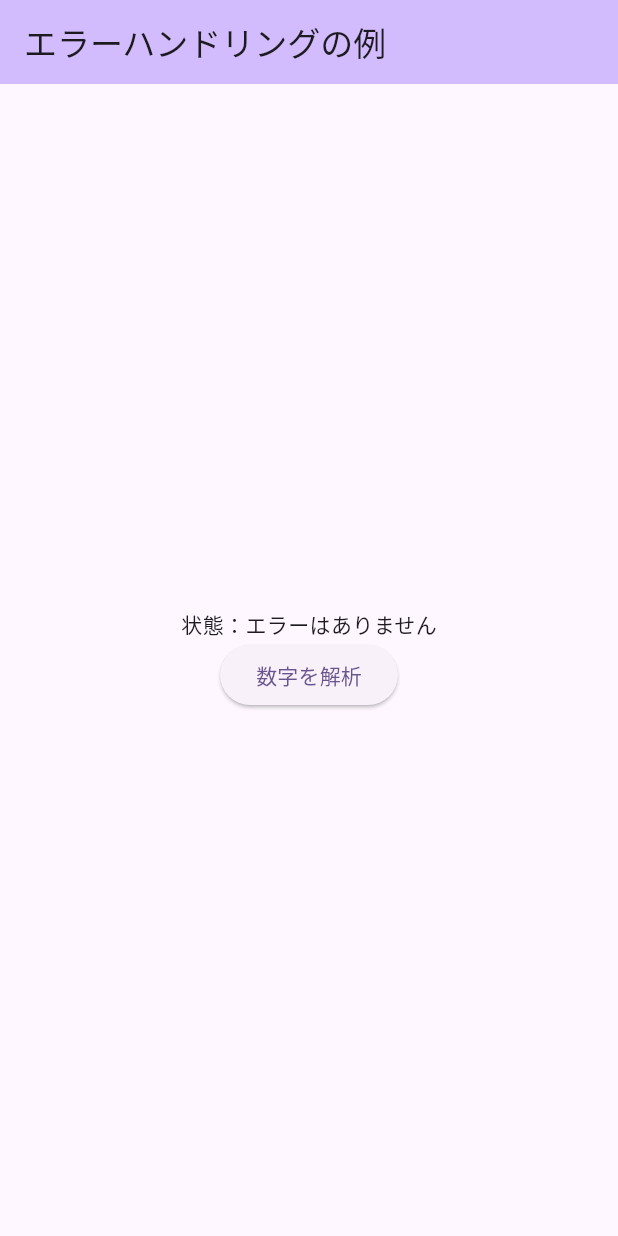
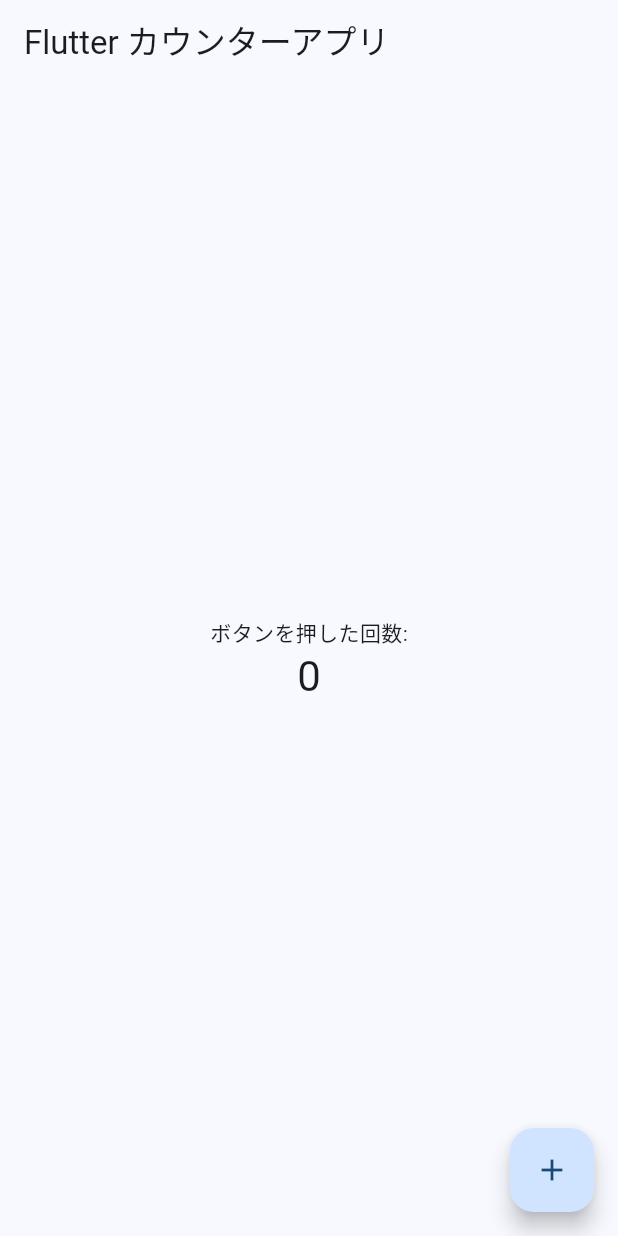
Before and after one commit to Soma2367/grammar_flutter, a Flutter app: the screen it shows after launch, on a phone screen of 412 x 824 dp. Run offline on Flutter 3.47's test engine with Material 3 defaults, Android fonts, the phone set to English and light mode, and no system bars.

Commit message:
default_screen

```diff
--- a/lib/main.dart
+++ b/lib/main.dart
@@ -7,69 +7,60 @@
 class MyApp extends StatelessWidget {
   const MyApp({super.key});
 
-  // This widget is the root of your application.
   @override
   Widget build(BuildContext context) {
     return MaterialApp(
       title: 'Flutter Demo',
       theme: ThemeData(
-        colorScheme: ColorScheme.fromSeed(seedColor: Colors.deepPurple),
+        colorScheme: ColorScheme.fromSeed(seedColor: Colors.blue),
         useMaterial3: true,
       ),
-      home: const MyHomePage(title: 'Flutter Demo Home Page'),
+      home: const MyHomePage(),
     );
   }
 }
 
 class MyHomePage extends StatefulWidget {
-  const MyHomePage({super.key, required this.title});
-
-  final String title;
+  const MyHomePage({super.key});
 
   @override
   State<MyHomePage> createState() => _MyHomePageState();
 }
 
 class _MyHomePageState extends State<MyHomePage> {
-  String _message = "エラーはありません";
-  String _input = "10";
+  int _counter = 0;
 
-  void _handleErrors() {
-    int? convertedNumber;
-
-    try {
-      convertedNumber = int.parse(_input);
-      setState(() {
-        _message = "変換した数字は: $convertedNumber";
-      });
-    } on FormatException catch (error) {
-      setState(() {
-        _message = "FormatException 数字に変換できませんでした: ${error.message}";
-      });
-    } finally {
-      print("finally 変換処理が終了しました");
-    }
+  void _incrementCounter() {
+    setState(() {
+      _counter++;
+    });
   }
 
   @override
   Widget build(BuildContext context) {
     return Scaffold(
       appBar: AppBar(
-        backgroundColor: Theme.of(context).colorScheme.inversePrimary,
-        title: Text("エラーハンドリングの例"),
+        title: const Text('Flutter カウンターアプリ'),
       ),
       body: Center(
         child: Column(
           mainAxisAlignment: MainAxisAlignment.center,
-          children: [
-            Text('状態：$_message'),
-            ElevatedButton(
-                onPressed: _handleErrors,
-                child: Text('数字を解析')
+          children: <Widget>[
+            const Text(
+              'ボタンを押した回数:',
+            ),
+            Text(
+              '$_counter',
+              style: Theme.of(context).textTheme.headlineMedium,
             ),
           ],
         ),
       ),
+      floatingActionButton: FloatingActionButton(
+        onPressed: _incrementCounter,
+        tooltip: 'Increment',
+        child: const Icon(Icons.add),
+      ),
     );
   }
 }
```
